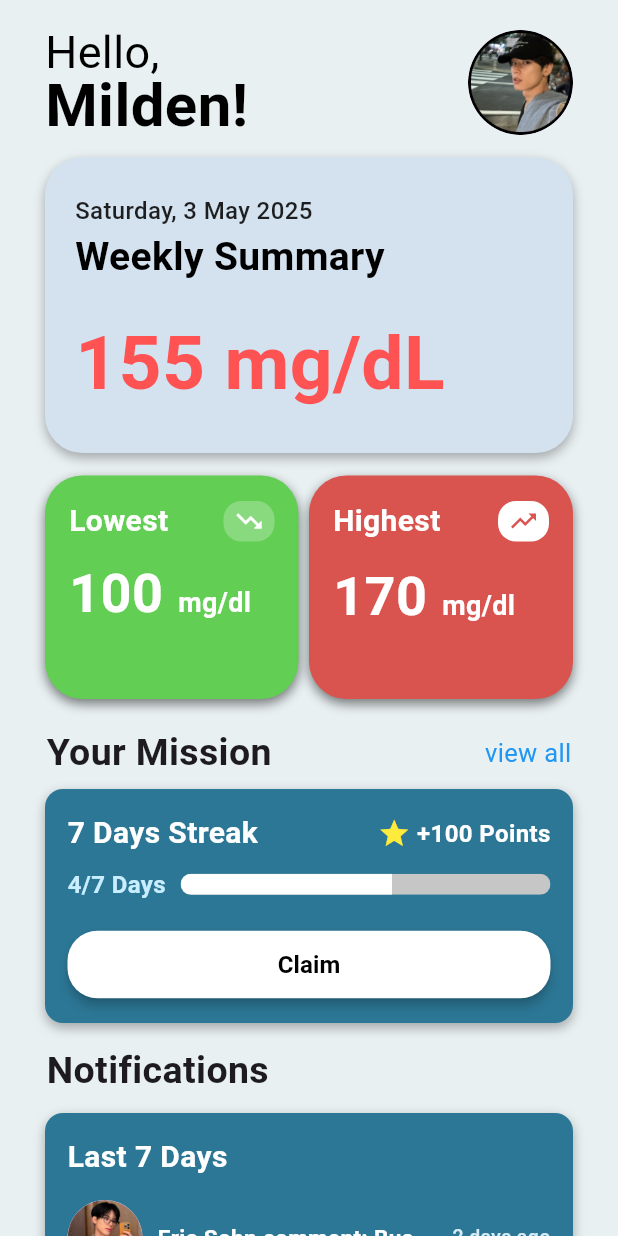
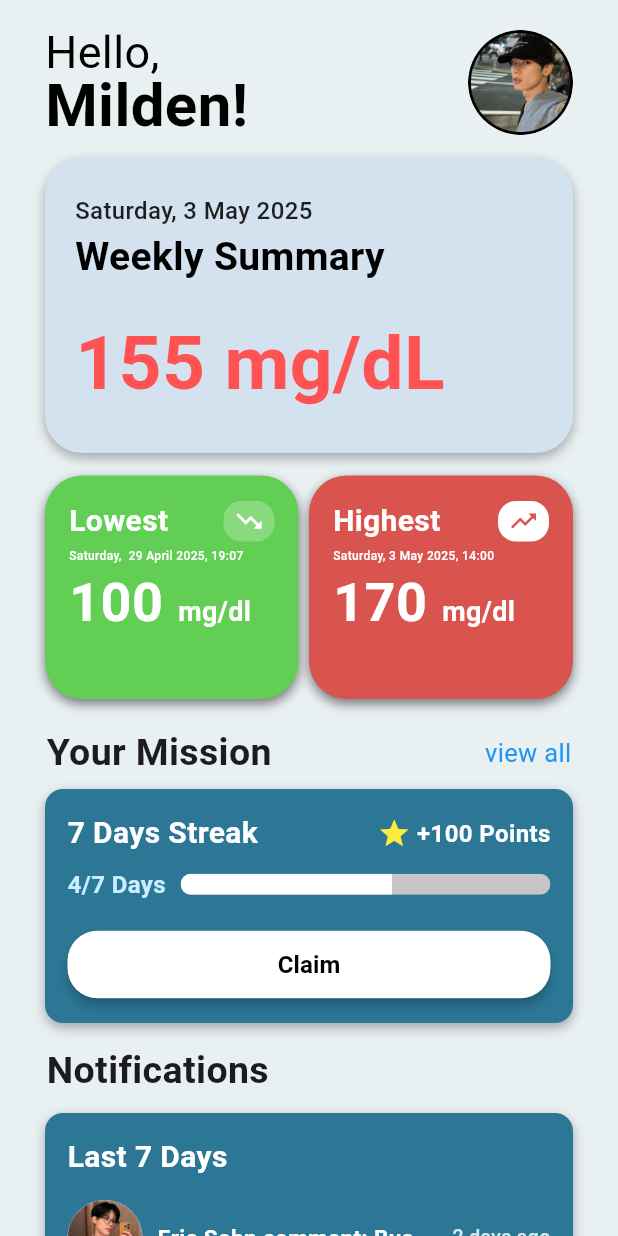
Before and after one commit to putritheresia21/gluco-track, a Flutter app: the HomePage screen opened directly, on a phone screen of 412 x 824 dp. Run offline on Flutter 3.47's test engine with Material 3 defaults, Android fonts, the phone set to English and light mode, and no system bars; our stand-ins replace cloud_firestore, firebase_auth, firebase_core, fl_chart, flutter_dotenv, shared_preferences and 1 more; accounts and stored records are empty; project files that could hold a hidden picture were left out.

Commit message:
Highest dan Lowest spesifik Date dan Time

```diff
--- a/lib/pages/home_page.dart
+++ b/lib/pages/home_page.dart
@@ -166,7 +166,15 @@ class HomePageState extends State<HomePage> {
                                 ),
                               ],
                             ),
-                            const SizedBox(height: 8),
+                            const SizedBox(height: 3),
+                            Text(
+                              'Saturday,  29 April 2025, 19:07',
+                              style: TextStyle(
+                                color: Colors.white,
+                                fontSize: 8,
+                                fontWeight: FontWeight.w500,
+                              ),
+                            ),
                             const Row(
                               crossAxisAlignment: CrossAxisAlignment.baseline,
                               textBaseline: TextBaseline.alphabetic,
@@ -240,7 +248,15 @@ class HomePageState extends State<HomePage> {
                                 ),
                               ],
                             ),
-                            const SizedBox(height: 10),
+                            const SizedBox(height: 3),
+                            Text(
+                              'Saturday, 3 May 2025, 14:00',
+                              style: TextStyle(
+                                color: Colors.white,
+                                fontSize: 8,
+                                fontWeight: FontWeight.w500,
+                              ),
+                            ),
                             const Row(
                               crossAxisAlignment: CrossAxisAlignment.baseline,
                               textBaseline: TextBaseline.alphabetic,
```
